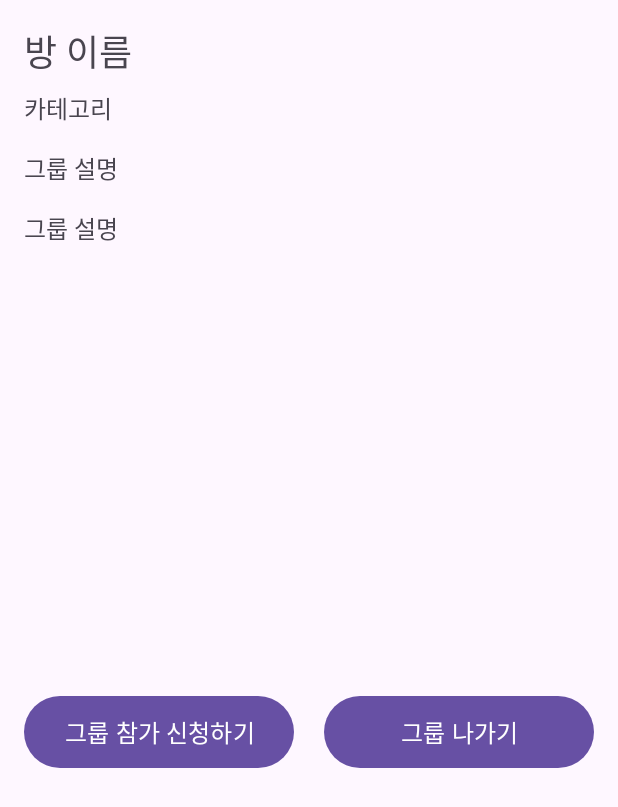
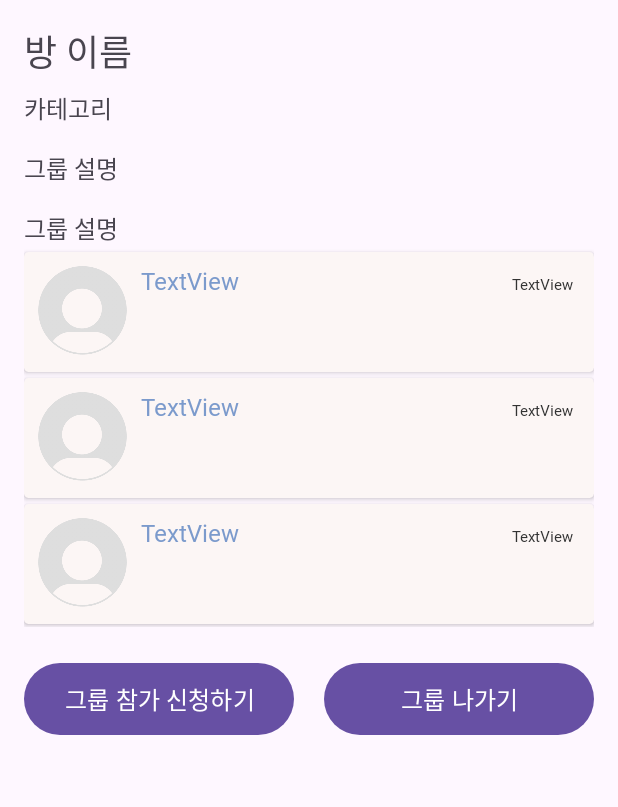
Before and after one commit to SSUssemble/MyGroup, an Android app: the layout fragment_room_detail.xml on its own in the app's theme, with its tools: preview values and no code run, on a phone screen of 412 x 824 dp. Shown: the top 807 px of the screen. Run offline under Robolectric (Android 15) with nearby library versions, the phone set to English and light mode, and no system bars.

Commit message:
모집글에서 리사이클러뷰로 멤버 보기1

```diff
--- a/app/src/main/res/layout/fragment_room_detail.xml
+++ b/app/src/main/res/layout/fragment_room_detail.xml
@@ -3,6 +3,7 @@
     xmlns:app="http://schemas.android.com/apk/res-auto"
     android:layout_width="match_parent"
     android:layout_height="match_parent"
+    xmlns:tools="http://schemas.android.com/tools"
     android:orientation="vertical"
     android:padding="16dp">
 
@@ -10,65 +11,82 @@
         android:id="@+id/textViewRoomName"
         android:layout_width="wrap_content"
         android:layout_height="wrap_content"
+        android:layout_marginBottom="8dp"
+        android:text="방 이름"
         android:textSize="24sp"
-        android:text="방 이름"
-        android:theme="@style/BoldFont"
-        android:layout_marginBottom="8dp" />
+        android:theme="@style/BoldFont" />
 
     <TextView
         android:id="@+id/textViewRoomDescription"
         android:layout_width="wrap_content"
         android:layout_height="wrap_content"
         android:text="카테고리"
-        android:theme="@style/LightFont"
-        android:textSize="16sp" />
+        android:textSize="16sp"
+        android:theme="@style/LightFont" />
 
     <TextView
         android:layout_width="match_parent"
         android:layout_height="wrap_content"
+        android:layout_marginTop="16dp"
+        android:layout_marginBottom="16dp"
         android:text="그룹 설명"
-        android:theme="@style/MediumFont"
         android:textSize="16sp"
-        android:layout_marginTop="16dp"
-        android:layout_marginBottom="16dp"/>
+        android:theme="@style/MediumFont" />
 
     <ScrollView
         android:layout_width="match_parent"
-        android:layout_height="300dp">
+        android:layout_height="wrap_content">
+
         <TextView
             android:id="@+id/textViewRoomComment"
             android:layout_width="match_parent"
             android:layout_height="wrap_content"
             android:text="그룹 설명"
-            android:theme="@style/LightFont"
-            android:textSize="16sp" />
+            android:textSize="16sp"
+            android:theme="@style/LightFont" />
     </ScrollView>
+
+    <androidx.recyclerview.widget.RecyclerView
+        android:id="@+id/recyclerViewUsersProfile"
+        tools:context=".RoomDetailFragment.java"
+        tools:listitem="@layout/teamate_profile"
+        android:layout_width="match_parent"
+        android:layout_height="wrap_content"
+        android:layout_marginTop="2dp"
+        app:layoutManager="LinearLayoutManager"
+        app:layout_constraintEnd_toEndOf="parent"
+        app:layout_constraintStart_toStartOf="parent"
+        app:layout_constraintTop_toBottomOf="@+id/toolbar">
+
+    </androidx.recyclerview.widget.RecyclerView>
+
 
     <LinearLayout
         android:layout_width="match_parent"
         android:layout_height="wrap_content"
-        android:orientation="horizontal"
+        android:layout_gravity="center"
         android:layout_marginTop="20dp"
-        android:layout_gravity="center">
+        android:orientation="horizontal">
+
         <Button
             android:id="@+id/joinRequestButton"
             android:layout_width="180dp"
             android:layout_height="wrap_content"
+            android:layout_gravity="left"
+            android:padding="12dp"
             android:text="그룹 참가 신청하기"
-            android:layout_gravity="left"
             android:textSize="16sp"
-            android:theme="@style/MediumFont"
-            android:padding="12dp"/>
+            android:theme="@style/MediumFont" />
 
         <Button
             android:id="@+id/exitRoom"
             android:layout_width="180dp"
             android:layout_height="wrap_content"
+            android:layout_gravity="right"
+            android:layout_marginLeft="20dp"
+            android:padding="12dp"
             android:text="그룹 나가기"
-            android:layout_gravity="right"
-            android:theme="@style/MediumFont"
-            android:layout_marginLeft="20dp"
             android:textSize="16sp"
-            android:padding="12dp" />
+            android:theme="@style/MediumFont" />
     </LinearLayout>
 </LinearLayout>
--- /dev/null
+++ b/app/src/main/res/layout/teamate_profile.xml
@@ -0,0 +1,71 @@
+<?xml version="1.0" encoding="utf-8"?>
+
+<androidx.cardview.widget.CardView xmlns:android="http://schemas.android.com/apk/res/android"
+    xmlns:app="http://schemas.android.com/apk/res-auto"
+    android:layout_width="match_parent"
+    android:layout_height="80dp"
+    android:layout_marginBottom="2dp"
+    android:layout_marginTop="2dp"
+    android:id = "@+id/profileline"
+    app:cardBackgroundColor="#FCF6F5"
+    app:cardCornerRadius="3dp"
+
+    app:cardElevation="2dp">
+
+    <LinearLayout
+        android:layout_width="match_parent"
+        android:layout_height="match_parent"
+        android:layout_margin="4dp"
+        android:layout_marginBottom="4dp"
+        android:layout_marginTop="4dp"
+        android:orientation="horizontal">
+
+        <ImageView
+            android:id="@+id/cr_profile_image"
+            android:src="@drawable/default_profile"
+            android:padding="5dp"
+            android:layout_width="70dp"
+            android:layout_height="70dp"
+            android:scaleType="centerCrop" />
+
+        <LinearLayout
+            android:layout_width="match_parent"
+            android:layout_height="match_parent"
+            android:layout_marginTop="4dp"
+            android:layout_marginLeft="4dp"
+            android:orientation="vertical">
+
+            <LinearLayout
+                android:layout_width="match_parent"
+                android:layout_height="wrap_content"
+                android:orientation="horizontal">
+
+                <TextView
+                    android:id="@+id/userName"
+                    android:layout_width="wrap_content"
+                    android:layout_height="wrap_content"
+                    android:inputType="text"
+                    android:fontFamily="@font/esamanru_medium"
+                    android:text="TextView"
+                    android:maxLength="18"
+                    android:maxLines="1"
+                    android:textColor="#7b9acc"
+                    android:textSize="16sp" />
+
+                <TextView
+                    android:id="@+id/cr_last_time"
+                    android:layout_width="0dp"
+                    android:layout_height="wrap_content"
+                    android:layout_weight="1"
+                    android:gravity="right"
+                    android:text="TextView"
+                    android:layout_marginRight="10dp"
+                    android:fontFamily="@font/esamanru_light"
+                    android:textColor="#333333"
+                    android:textSize="10sp" />
+            </LinearLayout>
+
+        </LinearLayout>
+    </LinearLayout>
+
+</androidx.cardview.widget.CardView>
```
Also changed, not shown: app/src/main/java/com/example/ssussemble/RoomDetailFragment.java (+25 -0 lines), app/src/main/java/com/example/ssussemble/UserProfile.java (added, +19 -0 lines), app/src/main/java/com/example/ssussemble/UserProfileAdapter.java (added, +58 -0 lines).
